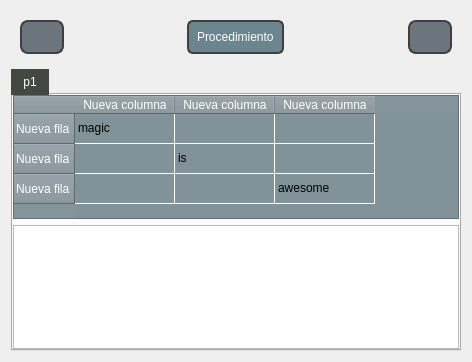
This is views/qt_files/solution_window.ui in Zombender0/Linear_algebra as Qt 5 draws it before an edit. The edited form follows.
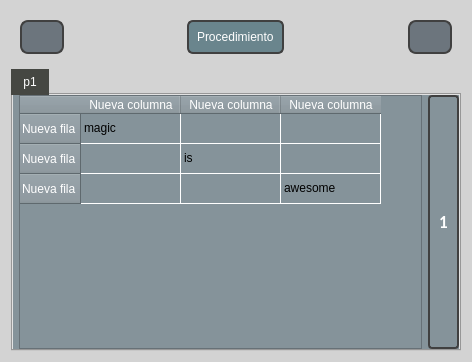
This is the edited form. Icons and pictures are not drawn.

Diff of the .ui file:
```diff
--- a/views/qt_files/solution_window.ui
+++ b/views/qt_files/solution_window.ui
@@ -18,7 +18,11 @@
     <normaloff>:/icon/Images/grid.ico</normaloff>:/icon/Images/grid.ico</iconset>
   </property>
   <property name="styleSheet">
-   <string notr="true">#Main_widget{
+   <string notr="true">*{
+background-color: #d3d3d3;
+}
+
+#Main_widget{
 background-color: #d3d3d3;
 
 }
@@ -44,7 +48,7 @@
     border:2px solid #404040;        
     border-radius: 4px;           
     padding: 2.5px 5px;            
-font: 700 9pt &quot;Calibri&quot;;
+font: 700 13pt &quot;Calibri&quot;;
 }
 
 QTableWidget{
@@ -95,6 +99,9 @@
 border: 1.5px solid #2E4053;
 border-radius:7px
 }
+#tabWidget QWidget{
+background-color: #85939a
+}
 </string>
   </property>
   <layout class="QVBoxLayout" name="main_widget_vertical_layout" stretch="1,10">
@@ -117,6 +124,12 @@
       </item>
       <item alignment="Qt::AlignmentFlag::AlignHCenter">
        <widget class="QLabel" name="step_label">
+        <property name="maximumSize">
+         <size>
+          <width>16777215</width>
+          <height>40</height>
+         </size>
+        </property>
         <property name="styleSheet">
          <string notr="true">border-radius:6px;
 font: 700 9pt &quot;Calibri&quot;;</string>
@@ -152,9 +165,9 @@
       <attribute name="title">
        <string>p1</string>
       </attribute>
-      <layout class="QVBoxLayout" name="verticalLayout" stretch="0,0">
+      <layout class="QHBoxLayout" name="horizontalLayout" stretch="100,0">
        <property name="leftMargin">
-        <number>0</number>
+        <number>6</number>
        </property>
        <property name="topMargin">
         <number>0</number>
@@ -215,16 +228,17 @@
         </widget>
        </item>
        <item>
-        <widget class="QTextEdit" name="solution_list">
-         <property name="html">
-          <string>&lt;!DOCTYPE HTML PUBLIC &quot;-//W3C//DTD HTML 4.0//EN&quot; &quot;http://www.w3.org/TR/REC-html40/strict.dtd&quot;&gt;
-&lt;html&gt;&lt;head&gt;&lt;meta name=&quot;qrichtext&quot; content=&quot;1&quot; /&gt;&lt;meta charset=&quot;utf-8&quot; /&gt;&lt;style type=&quot;text/css&quot;&gt;
-p, li { white-space: pre-wrap; }
-hr { height: 1px; border-width: 0; }
-li.unchecked::marker { content: &quot;\2610&quot;; }
-li.checked::marker { content: &quot;\2612&quot;; }
-&lt;/style&gt;&lt;/head&gt;&lt;body style=&quot; font-family:'Segoe UI'; font-size:9pt; font-weight:400; font-style:normal;&quot;&gt;
-&lt;p style=&quot;-qt-paragraph-type:empty; margin-top:0px; margin-bottom:0px; margin-left:0px; margin-right:0px; -qt-block-indent:0; text-indent:0px;&quot;&gt;&lt;br /&gt;&lt;/p&gt;&lt;/body&gt;&lt;/html&gt;</string>
+        <widget class="QLabel" name="label">
+         <property name="font">
+          <font>
+           <family>Calibri</family>
+           <pointsize>13</pointsize>
+           <italic>false</italic>
+           <bold>true</bold>
+          </font>
+         </property>
+         <property name="text">
+          <string>1</string>
          </property>
         </widget>
        </item>
```
